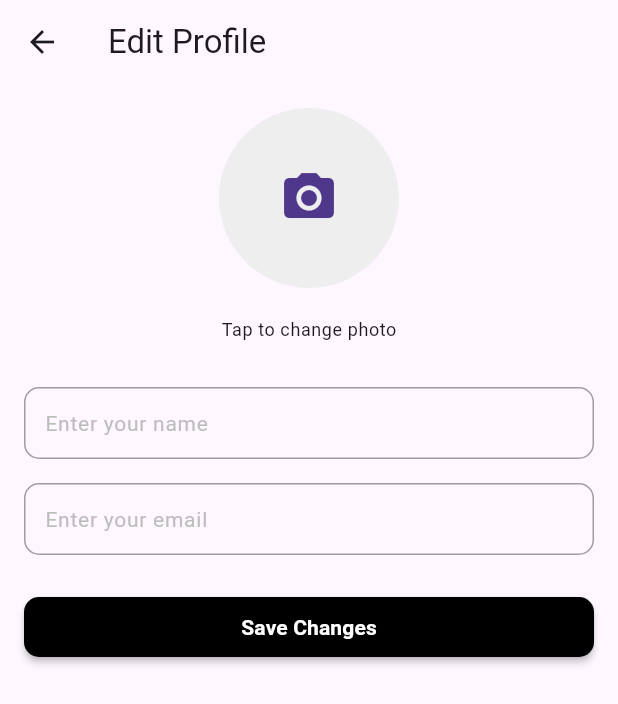
After one commit to ventisigmaboy/flutter_auth_app, a Flutter app: the screen it shows once a user with an empty profile is signed in, in the side drawer, after a tap on "Edit Profile", on a phone screen of 412 x 824 dp. The commit adds this screen. Shown: the top 704 px of the screen. Run offline on Flutter 3.47's test engine with Material 3 defaults, Android fonts, the phone set to English and light mode, and no system bars; our stand-ins replace animate_do, cached_network_image, cloud_firestore, firebase_auth, firebase_core, firebase_storage and 3 more; accounts and stored records are empty; network calls fail.

Commit message:
update auth and profile features

```diff
--- a/lib/components/custom_drawer.dart
+++ b/lib/components/custom_drawer.dart
@@ -52,7 +52,6 @@ class CustomDrawer extends StatelessWidget {
             ),
           ),
         ),
-        Spacer(),
         Padding(
           padding: const EdgeInsets.symmetric(horizontal: 10, vertical: 20),
           child: child ?? const SizedBox(),
--- /dev/null
+++ b/lib/controllers/edit_profile_controller.dart
@@ -0,0 +1,80 @@
+import 'dart:io';
+import 'package:auth_app/services/auth_service.dart';
+import 'package:firebase_storage/firebase_storage.dart';
+import 'package:flutter/material.dart';
+import 'package:get/get.dart';
+import 'package:image_picker/image_picker.dart';
+import 'package:path/path.dart' as path;  // Fixed import with alias
+
+class EditProfileController extends GetxController {
+  final AuthService _authService = Get.find(); // Private variable with underscore
+  final TextEditingController nameController = TextEditingController();
+  final TextEditingController emailController = TextEditingController();
+  final RxBool isLoading = false.obs;
+  final RxString imagePath = ''.obs;
+  final Rx<XFile?> pickedImage = Rx<XFile?>(null);
+  AuthService get authService => _authService;
+
+  @override
+  void onInit() {
+    final user = _authService.auth.currentUser; // Use _authService here
+    nameController.text = user?.displayName ?? '';
+    emailController.text = user?.email ?? '';
+    super.onInit();
+  }
+
+  Future<void> pickImage() async {
+    try {
+      final XFile? image = await ImagePicker().pickImage(
+        source: ImageSource.gallery,
+        maxWidth: 800,
+        maxHeight: 800,
+        imageQuality: 85,
+      );
+      if (image != null) {
+        pickedImage.value = image;
+        imagePath.value = image.path;
+      }
+    } catch (e) {
+      Get.snackbar('Error', 'Failed to pick image: ${e.toString()}');
+    }
+  }
+
+  Future<String?> _uploadImage() async {
+    if (pickedImage.value == null) return null;
+
+    try {
+      final String fileName = path.basename(pickedImage.value!.path); // Use path.basename
+      final Reference storageRef = FirebaseStorage.instance
+          .ref()
+          .child('profile_pictures')
+          .child(fileName);
+
+      await storageRef.putFile(File(pickedImage.value!.path));
+      return await storageRef.getDownloadURL();
+    } catch (e) {
+      Get.snackbar('Error', 'Failed to upload image: ${e.toString()}');
+      return null;
+    }
+  }
+
+  Future<void> saveProfile() async {
+    try {
+      isLoading.value = true;
+      final String? imageUrl = await _uploadImage();
+
+      await _authService.updateProfile( // Use _authService here
+        name: nameController.text.trim(),
+        email: emailController.text.trim(),
+        photoUrl: imageUrl ?? _authService.auth.currentUser?.photoURL, // Fallback to current photo
+      );
+
+      Get.back();
+      Get.snackbar('Success', 'Profile updated');
+    } catch (e) {
+      Get.snackbar('Error', e.toString());
+    } finally {
+      isLoading.value = false;
+    }
+  }
+}
--- /dev/null
+++ b/lib/pages/edit_profile_page.dart
@@ -0,0 +1,78 @@
+import 'dart:io';
+import 'package:auth_app/controllers/edit_profile_controller.dart';
+import 'package:auth_app/widgets/custom_button.dart';
+import 'package:auth_app/widgets/custom_text_form_field.dart';
+import 'package:cached_network_image/cached_network_image.dart';
+import 'package:flutter/material.dart';
+import 'package:get/get.dart';
+
+class EditProfilePage extends StatelessWidget {
+  final EditProfileController controller = Get.put(EditProfileController());
+
+  @override
+  Widget build(BuildContext context) {
+    return Scaffold(
+      appBar: AppBar(title: const Text('Edit Profile')),
+      body: SingleChildScrollView(
+        padding: const EdgeInsets.all(16),
+        child: Column(
+          children: [
+            // Profile Picture Section
+            Obx(() {
+              final currentUser = controller.authService.auth.currentUser;
+              return GestureDetector(
+                onTap: controller.pickImage,
+                child: CircleAvatar(
+                  radius: 60,
+                  backgroundColor: Colors.grey.shade200,
+                  backgroundImage: controller.pickedImage.value != null
+                      ? FileImage(File(controller.pickedImage.value!.path))
+                      : (currentUser?.photoURL != null
+                          ? CachedNetworkImageProvider(currentUser!.photoURL!)
+                          : null),
+                  child: controller.pickedImage.value == null &&
+                          currentUser?.photoURL == null
+                      ? const Icon(Icons.camera_alt, size: 40)
+                      : null,
+                ),
+              );
+            }),
+            const SizedBox(height: 20),
+            Text(
+              'Tap to change photo',
+              style: Theme.of(context).textTheme.bodySmall,
+            ),
+            const SizedBox(height: 30),
+
+            // Name Field
+            CustomFormField(
+              controller: controller.nameController,
+              isVisible: false,
+              hintText: 'Enter your name',
+            ),
+            const SizedBox(height: 16),
+
+            // Email Field
+            CustomFormField(
+              controller: controller.emailController,
+              isVisible: false,
+              hintText: 'Enter your email',
+              keyboardType: TextInputType.emailAddress,
+            ),
+            const SizedBox(height: 24),
+
+            // Save Button
+            Obx(() => CustomButton(
+                  buttonColor: Colors.black,
+                  textColor: Colors.white,
+                  text: 'Save Changes',
+                  onPressed: controller.isLoading.value
+                      ? null
+                      : controller.saveProfile,
+                )),
+          ],
+        ),
+      ),
+    );
+  }
+}
--- a/lib/pages/home_page.dart
+++ b/lib/pages/home_page.dart
@@ -1,9 +1,11 @@
 import 'package:animate_do/animate_do.dart';
 import 'package:auth_app/components/custom_drawer.dart';
 import 'package:auth_app/models/user_model.dart';
+import 'package:auth_app/pages/edit_profile_page.dart';
 import 'package:auth_app/pages/login_page.dart';
 import 'package:auth_app/services/auth_service.dart';
 import 'package:auth_app/services/user_repo.dart';
+import 'package:auth_app/widgets/custom_text_form_field.dart';
 import 'package:auth_app/widgets/drawer_tile.dart';
 import 'package:auth_app/widgets/user_card.dart';
 import 'package:firebase_auth/firebase_auth.dart';
@@ -105,15 +107,20 @@ class _HomePageState extends State<HomePage> {
           'Confirm Deletion',
           style: TextStyle(fontSize: 18, fontWeight: FontWeight.w600),
         ),
-        content: TextField(
+        // content: TextField(
+        //   controller: _passwordController,
+        //   obscureText: true,
+        //   decoration: InputDecoration(
+        //     contentPadding: EdgeInsets.all(10),
+        //     labelText: 'Enter your password',
+        //     labelStyle: TextStyle(fontSize: 14),
+        //     border: OutlineInputBorder(borderRadius: BorderRadius.circular(10)),
+        //   ),
+        // ),
+        content: CustomFormField(
+          isVisible: false,
+          hintText: 'Password',
           controller: _passwordController,
-          obscureText: true,
-          decoration: InputDecoration(
-            contentPadding: EdgeInsets.all(10),
-            labelText: 'Enter your password',
-            labelStyle: TextStyle(fontSize: 14),
-            border: OutlineInputBorder(borderRadius: BorderRadius.circular(10)),
-          ),
         ),
         actions: [
           TextButton(onPressed: () => Get.back(), child: const Text('Cancel')),
@@ -211,12 +218,12 @@ class _HomePageState extends State<HomePage> {
             child: Column(
               children: [
                 DrawerTile(
-                  title: 'Delete Account',
-                  icon: 'assets/images/delete.svg',
-                  onTap: _deleteAccount,
-                  txtColor: Colors.red,
-                  iconColor: Colors.red,
-                  bgColor: Colors.red.withAlpha(20),
+                  title: 'Edit Profile',
+                  icon: 'assets/icons/edit.svg',
+                  onTap: () => Get.to(() => EditProfilePage()),
+                  txtColor: Colors.black,
+                  iconColor: Colors.black,
+                  bgColor: Colors.grey.withAlpha(20),
                 ),
                 DrawerTile(
                   title: 'Sign Out',
@@ -226,6 +233,14 @@ class _HomePageState extends State<HomePage> {
                   iconColor: Colors.black,
                   bgColor: Colors.grey.withAlpha(20),
                 ),
+                DrawerTile(
+                  title: 'Delete Account',
+                  icon: 'assets/images/delete.svg',
+                  onTap: _deleteAccount,
+                  txtColor: Colors.red,
+                  iconColor: Colors.red,
+                  bgColor: Colors.red.withAlpha(20),
+                ),
               ],
             ),
           ),
--- a/lib/services/auth_service.dart
+++ b/lib/services/auth_service.dart
@@ -98,6 +98,51 @@ class AuthService extends GetxService {
     await auth.signOut();
   }
 
+  Future<void> updateProfile({
+    required String name,
+    required String email,
+    String? photoUrl,
+  }) async {
+    try {
+      final user = auth.currentUser;
+      if (user == null) throw "No user logged in";
+
+      // Update Auth profile
+      await user.updateDisplayName(name);
+      if (email != user.email) {
+        await user.verifyBeforeUpdateEmail(email);
+      }
+      if (photoUrl != null) {
+        await user.updatePhotoURL(photoUrl);
+      }
+
+      // Update Firestore
+      await _firestore.collection('users').doc(user.uid).update({
+        'name': name,
+        'email': email,
+        if (photoUrl != null) 'photoUrl': photoUrl,
+        'updatedAt': FieldValue.serverTimestamp(),
+      });
+    } on FirebaseAuthException catch (e) {
+      throw _parseAuthError(e);
+    } catch (e) {
+      throw "Profile update failed: ${e.toString()}";
+    }
+  }
+
+  String _parseAuthError(FirebaseAuthException e) {
+    switch (e.code) {
+      case 'requires-recent-login':
+        return 'Please re-login to update email';
+      case 'email-already-in-use':
+        return 'Email already in use';
+      case 'invalid-email':
+        return 'Invalid email format';
+      default:
+        return e.message ?? 'Profile update failed';
+    }
+  }
+
   // Future<void> deleteAccount(String currentPassword) async {
   //   try {
   //     final user = auth.currentUser;
--- a/lib/widgets/custom_text_form_field.dart
+++ b/lib/widgets/custom_text_form_field.dart
@@ -7,6 +7,7 @@ class CustomFormField extends StatelessWidget {
   final TextEditingController? controller;
   final void Function(String)? onChanged;
   final String? Function(String?)? validator;
+  final TextInputType? keyboardType;
 
   const CustomFormField({
     super.key,
@@ -14,12 +15,13 @@ class CustomFormField extends StatelessWidget {
     required this.hintText,
     this.suffixIcon,
     this.controller,
-    this.onChanged, this.validator,
+    this.onChanged, this.validator, this.keyboardType,
   });
 
   @override
   Widget build(BuildContext context) {
     return TextFormField(
+      keyboardType: keyboardType,
       obscureText: isVisible,
       controller: controller,
       onChanged: onChanged,
--- a/pubspec.yaml
+++ b/pubspec.yaml
@@ -41,6 +41,10 @@ dependencies:
   google_fonts: ^6.2.1
   animate_do: ^4.2.0
   flutter_svg: ^2.1.0
+  cached_network_image: ^3.4.1
+  image_picker: ^1.1.2
+  firebase_storage: ^12.4.5
+  path: ^1.9.1
 
 dev_dependencies:
   flutter_test:
```
Also changed, not shown: assets/icons/edit.svg (added), pubspec.lock, 5 other files.
